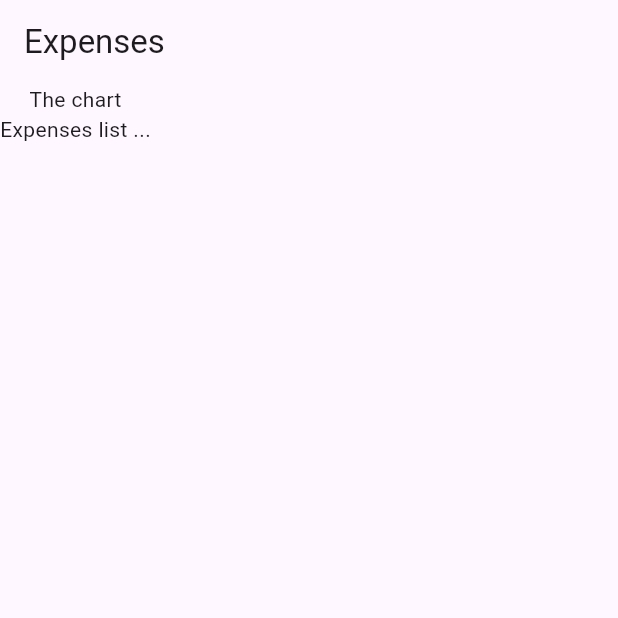
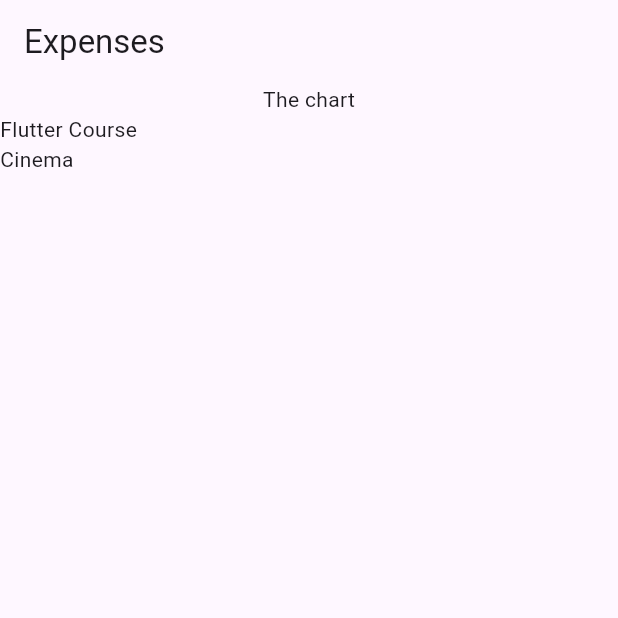
Before and after one commit to Meruem243/expense_tracker, a Flutter app: the screen it shows after launch, on a phone screen of 412 x 824 dp, the top half of it. Run offline on Flutter 3.47's test engine with Material 3 defaults, Android fonts, the phone set to English and light mode, and no system bars.

Commit message:
Refactor Expenses component to include ExpensesList and enhance Expense model with category

```diff
--- a/lib/expenses.dart
+++ b/lib/expenses.dart
@@ -1,3 +1,5 @@
+import 'package:expense_tracker/expenses_list.dart';
+import 'package:expense_tracker/models/expense.dart';
 import 'package:flutter/material.dart';
 
 class Expenses extends StatefulWidget {
@@ -8,12 +10,30 @@ class Expenses extends StatefulWidget {
 }
 
 class _ExpensesState extends State<Expenses> {
+  final List<Expense> _registeredExpenses = [
+    Expense(
+      title: 'Flutter Course',
+      amount: 19.99,
+      date: DateTime.now(),
+      category: Category.work,
+    ),
+    Expense(
+      title: 'Cinema',
+      amount: 10.99,
+      date: DateTime.now(),
+      category: Category.leisure,
+    ),
+  ];
+
   @override
   Widget build(BuildContext context) {
     return Scaffold(
       appBar: AppBar(title: const Text('Expenses')),
-      body: const Column(
-        children: [Text('The chart'), Text('Expenses list ...')],
+      body: Column(
+        children: [
+          const Text('The chart'),
+          Expanded(child: ExpensesList(expenses: _registeredExpenses)),
+        ],
       ),
     );
   }
--- /dev/null
+++ b/lib/expenses_list.dart
@@ -0,0 +1,16 @@
+import 'package:expense_tracker/models/expense.dart';
+import 'package:flutter/material.dart';
+
+class ExpensesList extends StatelessWidget {
+  const ExpensesList({super.key, required this.expenses});
+
+  final List<Expense> expenses;
+
+  @override
+  Widget build(BuildContext context) {
+    return ListView.builder(
+      itemCount: expenses.length,
+      itemBuilder: (ctx, index) => Text(expenses[index].title),
+    );
+  }
+}
--- a/lib/models/expense.dart
+++ b/lib/models/expense.dart
@@ -2,12 +2,19 @@ import 'package:uuid/uuid.dart';
 
 final Uuid uuid = Uuid();
 
+enum Category { food, travel, leisure, work }
+
 class Expense {
-  Expense({required this.title, required this.amount, required this.date})
-    : id = uuid.v4();
+  Expense({
+    required this.title,
+    required this.amount,
+    required this.date,
+    required this.category,
+  }) : id = uuid.v4();
 
   final String id;
   final String title;
   final double amount;
   final DateTime date;
+  final Category category;
 }
```
